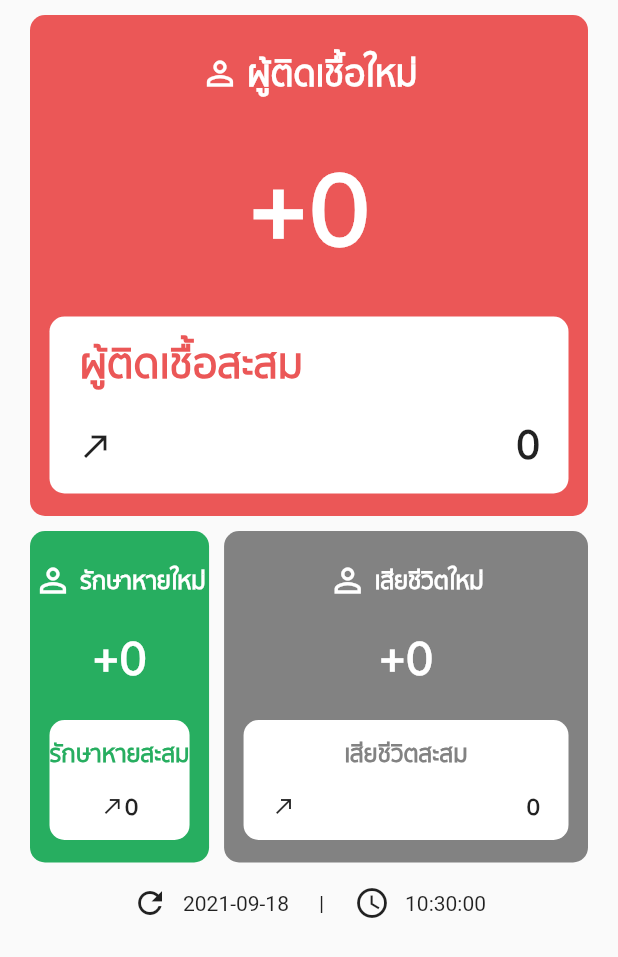
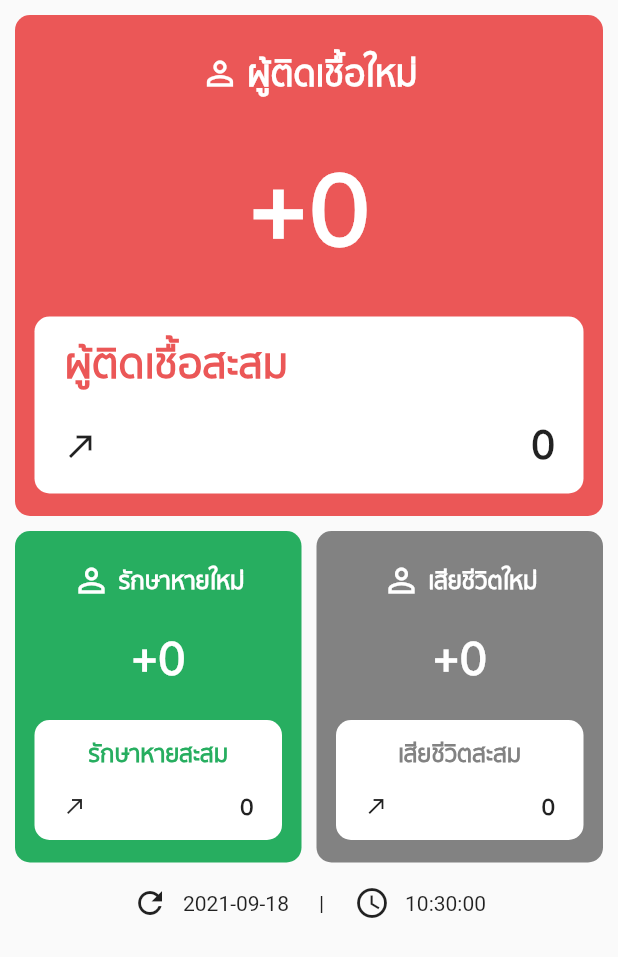
Before and after one commit to gritin/flutter_covid_thailand, a Flutter app: what statview() shows on an empty page, opened directly with empty values, on a phone screen of 412 x 824 dp. Shown: the top 957 px of the screen. Run offline on Flutter 3.47's test engine with Material 2 defaults, Android fonts, the phone set to English and light mode, and no system bars; missing offline and left inert: dart:ffi; network calls fail.

Commit message:
edit layout

```diff
--- a/lib/main.dart
+++ b/lib/main.dart
@@ -99,7 +99,7 @@ class _MyHomePageState extends State<MyHomePage>
                 ),
               ),
               Padding(
-                padding: const EdgeInsets.fromLTRB(15, 131, 15, 0),
+                padding: const EdgeInsets.fromLTRB(10, 131, 10, 0),
                 child: Column(
                   children: [
                     Container(
@@ -259,7 +259,7 @@ class _MyHomePageState extends State<MyHomePage>
                                             Padding(
                                               padding:
                                                   const EdgeInsets.fromLTRB(
-                                                      0, 15, 0, 0),
+                                                      0, 15, 0, 15),
                                               child: Row(
                                                 mainAxisAlignment:
                                                     MainAxisAlignment.center,
--- a/lib/widget/statview.dart
+++ b/lib/widget/statview.dart
@@ -30,7 +30,7 @@ class statview extends StatelessWidget {
     return ListView(
       children: [
         Padding(
-          padding: EdgeInsets.fromLTRB(20, 10, 20, 0),
+          padding: EdgeInsets.fromLTRB(10, 10, 10, 0),
           child: Column(
             children: [
               Container(
@@ -44,12 +44,14 @@ class statview extends StatelessWidget {
                 padding: const EdgeInsets.fromLTRB(0, 10, 0, 0),
                 child: Row(
                   children: [
-                    Container(
-                      child: statbox(
-                          type: "recover",
-                          num: newRecover,
-                          num_2: totalRecover,
-                          is_province: false,),
+                    Expanded(
+                      child: Container(
+                        child: statbox(
+                            type: "recover",
+                            num: newRecover,
+                            num_2: totalRecover,
+                            is_province: false,),
+                      ),
                     ),
                     SizedBox(
                       width: 10,
@@ -67,7 +69,7 @@ class statview extends StatelessWidget {
                 ),
               ),
               Padding(
-                padding: const EdgeInsets.fromLTRB(0, 15, 0, 0),
+                padding: const EdgeInsets.fromLTRB(0, 15, 0, 15),
                 child: Row(
                   mainAxisAlignment: MainAxisAlignment.center,
                   children: [
```
